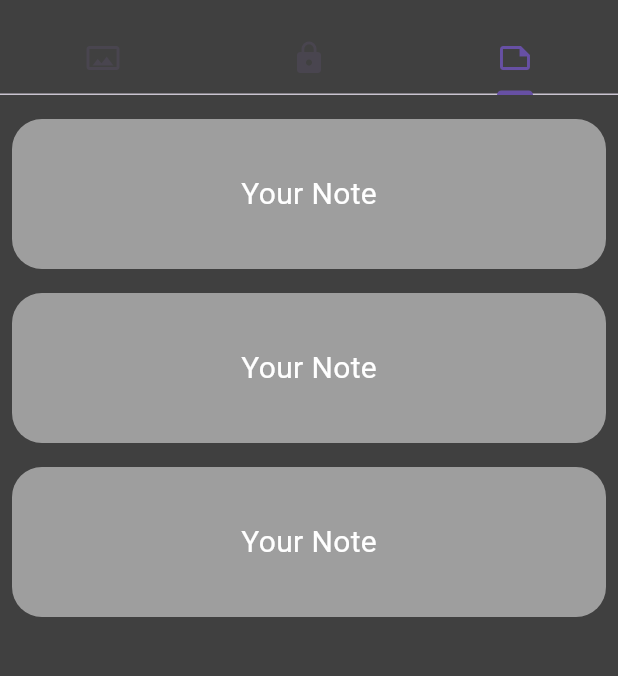
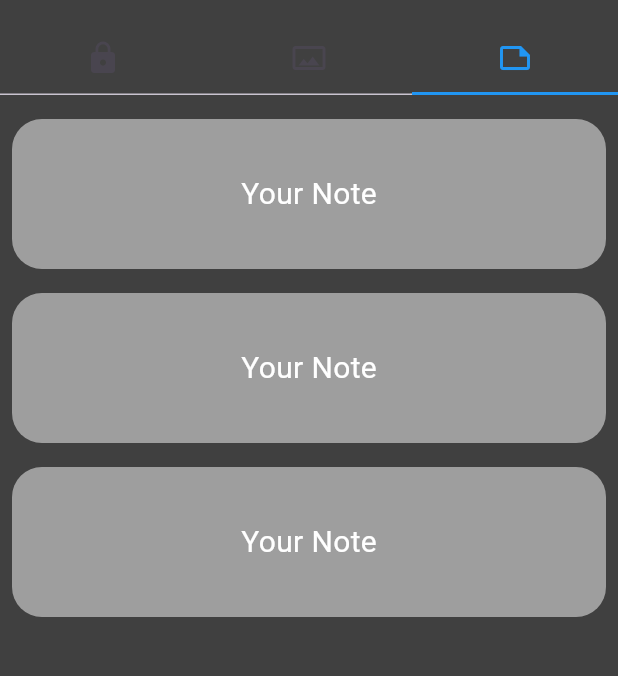
Before and after one commit to GaecKo/CryptedEye, a Flutter app: the screen it shows after launch, tab 3 chosen, on a phone screen of 412 x 824 dp, the part 61-737 px from its top. Run offline on Flutter 3.47's test engine with Material 3 defaults, Android fonts, the phone set to English and light mode, and no system bars.

Commit message:
few details on the home page

```diff
--- a/lib/main.dart
+++ b/lib/main.dart
@@ -49,21 +49,27 @@ class _HomePageState extends State<HomePage> {
 
 
         bottom: TabBar(
-          tabs: [
+          tabs: const [
+            Tab(icon: Icon(Icons.lock),),
             Tab(icon: Icon(Icons.panorama_outlined),),
-            Tab(icon: Icon(Icons.lock),),
             Tab(icon: Icon(Icons.note_outlined),),
-          ]),
+            ],
+          indicatorSize: TabBarIndicatorSize.tab,
+          indicatorColor: Colors.blue,
+          labelColor: Colors.blue,
+          ),
 
         ),
 
-        //tabbar view
-        body: TabBarView(
-          children: <Widget>[
-            AlbumsPage(),
-            PasswordManagerPage(),
-            NotesPage(),
-          ],)
+        // tabbar view
+        body: SafeArea(
+          child: TabBarView(
+            children: const <Widget>[
+              PasswordManagerPage(),
+              AlbumsPage(),
+              NotesPage(),
+            ],),
+        )
 
 
       ),
--- a/lib/pages/images.dart
+++ /dev/null
@@ -1 +0,0 @@
-import 'package:flutter/material.dart';
```
